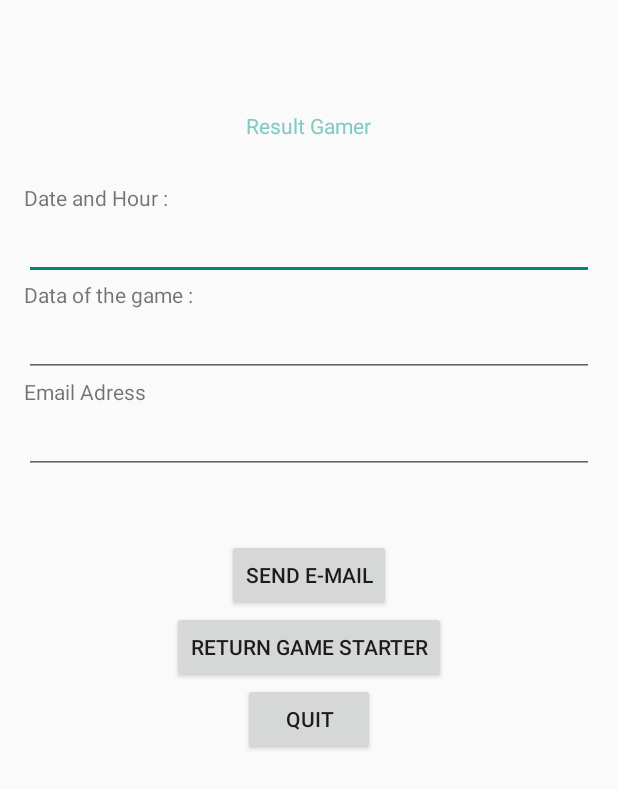
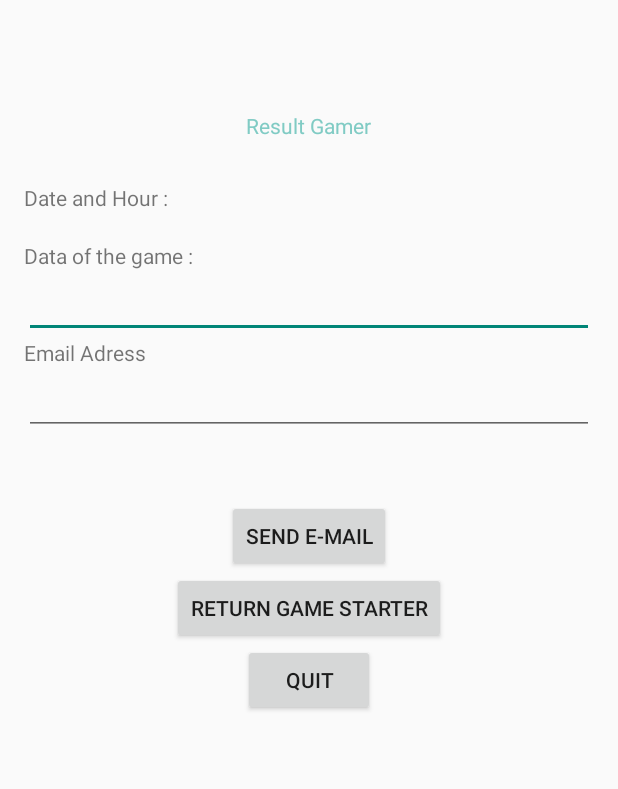
Before and after one commit to gabriel-hurtado/MineSweeper, an Android app: the layout activity_result_game.xml on its own in the app's theme, with its tools: preview values and no code run, on a phone screen of 412 x 824 dp. Shown: the top 789 px of the screen. Run offline under Robolectric (Android 15) with nearby library versions, the phone set to English and light mode, and no system bars.

Commit message:
SuiteII ResultGame position de bombe fausse, method quitter pas faite, et passage de donner dans Daa of the game

```diff
--- a/app/src/main/res/layout/activity_result_game.xml
+++ b/app/src/main/res/layout/activity_result_game.xml
@@ -29,11 +29,10 @@
             android:layout_height="wrap_content"
             android:text="@string/Date_Hour"/>
 
-        <EditText
+        <TextView
             android:layout_width="fill_parent"
             android:layout_height="wrap_content"
-            android:inputType="text|datetime"
-            android:id="@+id/ResultGameEditText1" />
+            android:id="@+id/Datetv" />
 
     </LinearLayout>
 
```
Also changed, not shown: app/src/main/java/com/example/gabriel/minesweeper/ResultGameActivity.java (+24 -9 lines).
